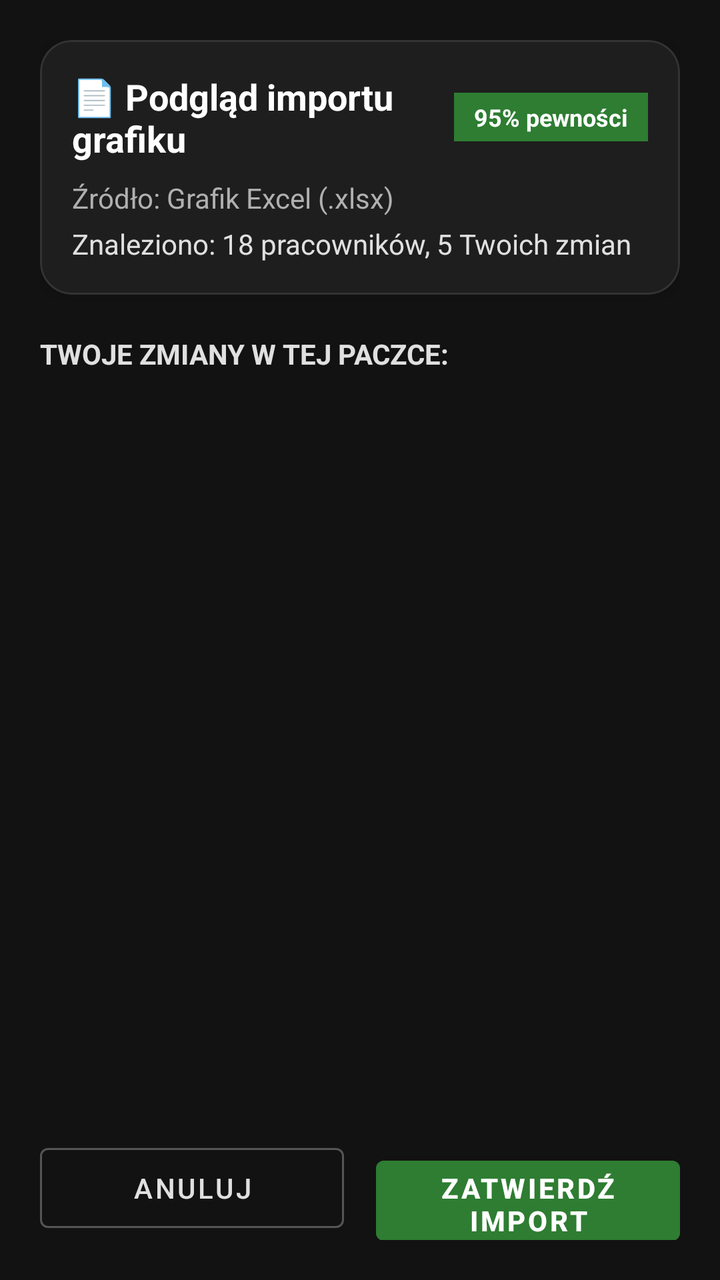
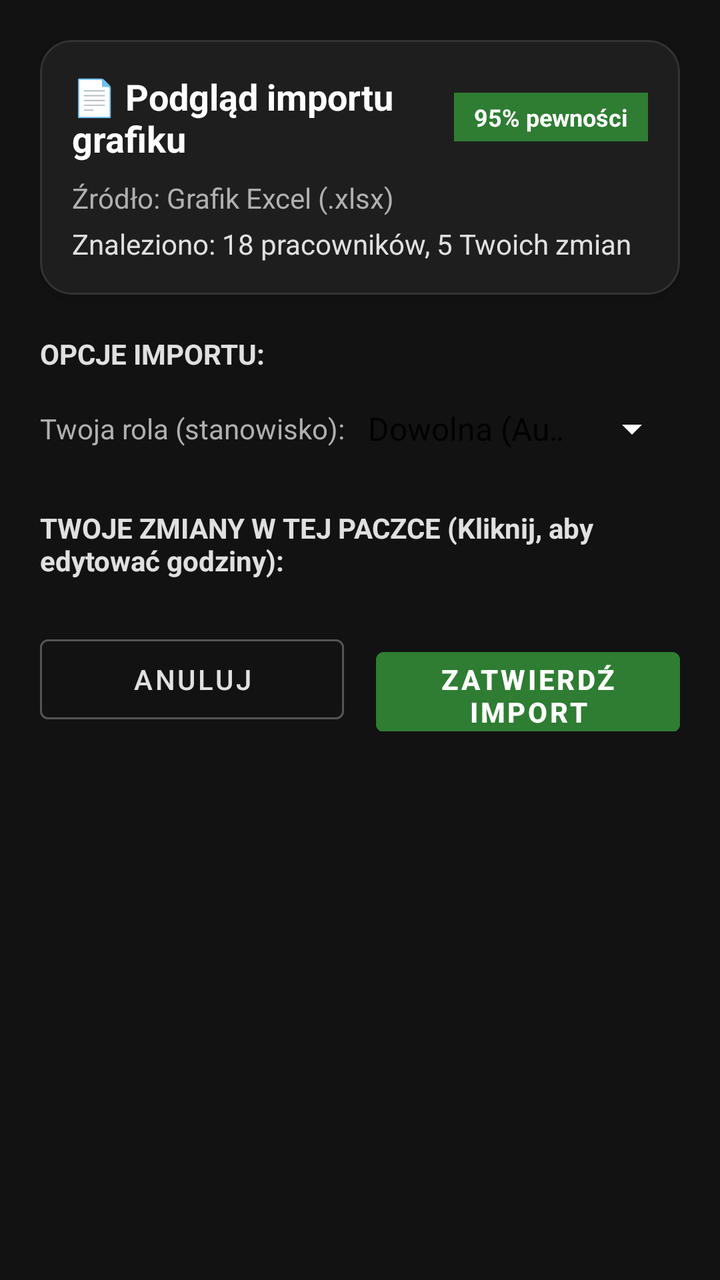

An Android layout rendered at two revisions. The XML below is the earlier revision; the diff shows what the commit changed to produce the second picture.
<!-- AndroidManifest.xml: application theme Theme.AsystentKinowy -->
<!-- res/layout/fragment_import_preview.xml -->
<?xml version="1.0" encoding="utf-8"?>
<ScrollView xmlns:android="http://schemas.android.com/apk/res/android"
    xmlns:app="http://schemas.android.com/apk/res-auto"
    xmlns:tools="http://schemas.android.com/tools"
    android:layout_width="match_parent"
    android:layout_height="match_parent"
    android:background="#121212"
    android:fillViewport="true">

    <LinearLayout
        android:layout_width="match_parent"
        android:layout_height="wrap_content"
        android:orientation="vertical"
        android:padding="20dp">

        
        <com.google.android.material.card.MaterialCardView
            android:layout_width="match_parent"
            android:layout_height="wrap_content"
            app:cardBackgroundColor="#1E1E1E"
            app:cardCornerRadius="16dp"
            app:cardElevation="4dp"
            app:strokeColor="#333333"
            app:strokeWidth="1dp">

            <LinearLayout
                android:layout_width="match_parent"
                android:layout_height="wrap_content"
                android:orientation="vertical"
                android:padding="16dp">

                <LinearLayout
                    android:layout_width="match_parent"
                    android:layout_height="wrap_content"
                    android:gravity="center_vertical"
                    android:orientation="horizontal">

                    <TextView
                        android:id="@+id/tvImportSourceTitle"
                        android:layout_width="0dp"
                        android:layout_height="wrap_content"
                        android:layout_weight="1"
                        android:text="📄 Podgląd importu grafiku"
                        android:textColor="#FFFFFF"
                        android:textSize="18sp"
                        android:textStyle="bold" />

                    <TextView
                        android:id="@+id/tvConfidenceBadge"
                        android:layout_width="wrap_content"
                        android:layout_height="wrap_content"
                        android:background="#2E7D32"
                        android:paddingHorizontal="10dp"
                        android:paddingVertical="4dp"
                        android:text="95% pewności"
                        android:textColor="#FFFFFF"
                        android:textSize="12sp"
                        android:textStyle="bold" />
                </LinearLayout>

                <TextView
                    android:id="@+id/tvSourceFileName"
                    android:layout_width="match_parent"
                    android:layout_height="wrap_content"
                    android:layout_marginTop="8dp"
                    android:text="Źródło: Grafik Excel (.xlsx)"
                    android:textColor="#B0B0B0"
                    android:textSize="14sp" />

                <TextView
                    android:id="@+id/tvSummaryDetails"
                    android:layout_width="match_parent"
                    android:layout_height="wrap_content"
                    android:layout_marginTop="4dp"
                    android:text="Znaleziono: 18 pracowników, 5 Twoich zmian"
                    android:textColor="#E0E0E0"
                    android:textSize="14sp" />

            </LinearLayout>
        </com.google.android.material.card.MaterialCardView>

        
        <com.google.android.material.card.MaterialCardView
            android:id="@+id/cardWarnings"
            android:layout_width="match_parent"
            android:layout_height="wrap_content"
            android:layout_marginTop="12dp"
            android:visibility="gone"
            app:cardBackgroundColor="#332400"
            app:cardCornerRadius="12dp"
            app:strokeColor="#FFB300"
            app:strokeWidth="1dp"
            tools:visibility="visible">

            <LinearLayout
                android:layout_width="match_parent"
                android:layout_height="wrap_content"
                android:orientation="vertical"
                android:padding="12dp">

                <TextView
                    android:layout_width="wrap_content"
                    android:layout_height="wrap_content"
                    android:text="⚠️ Uwagi parsera"
                    android:textColor="#FFB300"
                    android:textSize="14sp"
                    android:textStyle="bold" />

                <TextView
                    android:id="@+id/tvWarningsText"
                    android:layout_width="match_parent"
                    android:layout_height="wrap_content"
                    android:layout_marginTop="4dp"
                    android:text="Niektóre godziny mogą wymagać weryfikacji."
                    android:textColor="#FFE082"
                    android:textSize="13sp" />
            </LinearLayout>
        </com.google.android.material.card.MaterialCardView>

        
        <TextView
            android:layout_width="wrap_content"
            android:layout_height="wrap_content"
            android:layout_marginTop="20dp"
            android:layout_marginBottom="8dp"
            android:text="TWOJE ZMIANY W TEJ PACZCE:"
            android:textColor="#E0E0E0"
            android:textSize="14sp"
            android:textStyle="bold" />

        <androidx.recyclerview.widget.RecyclerView
            android:id="@+id/rvPreviewShifts"
            android:layout_width="match_parent"
            android:layout_height="0dp"
            android:layout_weight="1"
            android:nestedScrollingEnabled="false"
            tools:listitem="@layout/item_shift" />

        <TextView
            android:id="@+id/tvEmptyShiftsNotice"
            android:layout_width="match_parent"
            android:layout_height="wrap_content"
            android:gravity="center"
            android:padding="24dp"
            android:text="Nie znaleziono w tym grafiku zmian dopasowanych do Twojego imienia."
            android:textColor="#888888"
            android:textSize="14sp"
            android:visibility="gone" />

        
        <LinearLayout
            android:layout_width="match_parent"
            android:layout_height="wrap_content"
            android:layout_marginTop="16dp"
            android:orientation="horizontal">

            <Button
                android:id="@+id/btnCancelImport"
                style="@style/Widget.MaterialComponents.Button.OutlinedButton"
                android:layout_width="0dp"
                android:layout_height="52dp"
                android:layout_marginEnd="8dp"
                android:layout_weight="1"
                android:text="Anuluj"
                android:textColor="#E0E0E0"
                app:strokeColor="#555555" />

            <Button
                android:id="@+id/btnConfirmImport"
                android:layout_width="0dp"
                android:layout_height="52dp"
                android:layout_marginStart="8dp"
                android:layout_weight="1"
                android:backgroundTint="#2E7D32"
                android:text="Zatwierdź import"
                android:textColor="#FFFFFF"
                android:textStyle="bold" />
        </LinearLayout>

    </LinearLayout>
</ScrollView>
<!-- res/layout/item_shift.xml (included above) -->
<?xml version="1.0" encoding="utf-8"?>
<com.google.android.material.card.MaterialCardView
    xmlns:android="http://schemas.android.com/apk/res/android"
    xmlns:app="http://schemas.android.com/apk/res-auto"
    android:layout_width="match_parent"
    android:layout_height="wrap_content"
    android:layout_marginHorizontal="16dp"
    android:layout_marginVertical="6dp"
    style="?attr/materialCardViewElevatedStyle"
    app:cardCornerRadius="16dp">

    <androidx.constraintlayout.widget.ConstraintLayout
        android:layout_width="match_parent"
        android:layout_height="wrap_content"
        android:padding="16dp">

        
        <ImageView
            android:id="@+id/iv_calendar_icon"
            android:layout_width="20dp"
            android:layout_height="20dp"
            android:src="@drawable/ic_calendar"
            app:tint="#FF6600"
            app:layout_constraintTop_toTopOf="@+id/tv_shift_date"
            app:layout_constraintBottom_toBottomOf="@+id/tv_shift_date"
            app:layout_constraintStart_toStartOf="parent" />

        
        <TextView
            android:id="@+id/tv_shift_date"
            android:layout_width="0dp"
            android:layout_height="wrap_content"
            android:layout_marginStart="8dp"
            android:textSize="16sp"
            android:textStyle="bold"
            android:textColor="#FFFFFF"
            app:layout_constraintTop_toTopOf="parent"
            app:layout_constraintStart_toEndOf="@+id/iv_calendar_icon"
            app:layout_constraintEnd_toStartOf="@+id/tv_moon_icon" />

        
        <TextView
            android:id="@+id/tv_moon_icon"
            android:layout_width="wrap_content"
            android:layout_height="wrap_content"
            android:text="🌙"
            android:textSize="16sp"
            android:visibility="gone"
            android:layout_marginEnd="8dp"
            app:layout_constraintTop_toTopOf="@+id/tv_shift_date"
            app:layout_constraintBottom_toBottomOf="@+id/tv_shift_date"
            app:layout_constraintEnd_toStartOf="@+id/chip_shift_description" />

        
        <ImageView
            android:id="@+id/iv_time_icon"
            android:layout_width="16dp"
            android:layout_height="16dp"
            android:src="@android:drawable/ic_menu_recent_history"
            app:tint="#AAAAAA"
            android:layout_marginTop="6dp"
            app:layout_constraintTop_toBottomOf="@+id/tv_shift_date"
            app:layout_constraintStart_toStartOf="@+id/iv_calendar_icon"
            app:layout_constraintEnd_toEndOf="@+id/iv_calendar_icon" />

        
        <TextView
            android:id="@+id/tv_shift_hours"
            android:layout_width="0dp"
            android:layout_height="wrap_content"
            android:layout_marginStart="8dp"
            android:layout_marginTop="4dp"
            android:textSize="14sp"
            android:textColor="#AAAAAA"
            app:layout_constraintTop_toBottomOf="@+id/tv_shift_date"
            app:layout_constraintStart_toEndOf="@+id/iv_time_icon"
            app:layout_constraintEnd_toStartOf="@+id/chip_shift_description" />

        
        <com.google.android.material.chip.Chip
            android:id="@+id/chip_shift_description"
            android:layout_width="wrap_content"
            android:layout_height="wrap_content"
            android:clickable="false"
            android:textStyle="bold"
            android:textColor="#FFFFFF"
            app:chipBackgroundColor="#FF6600"
            app:chipStrokeWidth="0dp"
            app:layout_constraintTop_toTopOf="parent"
            app:layout_constraintBottom_toBottomOf="@+id/tv_shift_hours"
            app:layout_constraintEnd_toEndOf="parent" />

        
        <TextView
            android:id="@+id/tv_closing_crew"
            android:layout_width="0dp"
            android:layout_height="wrap_content"
            android:layout_marginTop="8dp"
            android:textSize="13sp"
            android:textColor="#CCCCCC"
            android:drawablePadding="4dp"
            android:visibility="gone"
            app:layout_constraintTop_toBottomOf="@+id/tv_shift_hours"
            app:layout_constraintStart_toStartOf="parent"
            app:layout_constraintEnd_toEndOf="parent" />

    </androidx.constraintlayout.widget.ConstraintLayout>

</com.google.android.material.card.MaterialCardView>
<!-- resources referenced by this layout -->
<resources>
  <!-- drawable ic_calendar (drawable) -->
  <vector xmlns:android="http://schemas.android.com/apk/res/android"
      android:width="24dp"
      android:height="24dp"
      android:viewportWidth="24"
      android:viewportHeight="24"
      android:tint="?attr/colorControlNormal">
      <path
          android:fillColor="@android:color/white"
          android:pathData="M19,3h-1V1h-2v2H8V1H6v2H5C3.89,3 3.01,3.9 3.01,5L3,19c0,1.1 0.89,2 2,2h14c1.1,0 2,-0.9 2,-2V5C21,3.9 20.1,3 19,3zM19,19H5V8h14V19zM9,12H7v-2h2V12zM13,12h-2v-2h2V12zM17,12h-2v-2h2V12zM9,16H7v-2h2V16zM13,16h-2v-2h2V16zM17,16h-2v-2h2V16z"/>
  </vector>
  <style name="Theme.AsystentKinowy" parent="Theme.MaterialComponents.DayNight.NoActionBar">        <item name="colorPrimary">@color/colorPrimary</item>
          <item name="colorPrimaryVariant">@color/colorPrimary</item>
          <item name="colorOnPrimary">@color/colorOnPrimary</item>
  
          
          <item name="colorSecondary">@color/colorPrimary</item>
          <item name="colorSecondaryVariant">@color/colorPrimary</item>
          <item name="colorOnSecondary">@color/colorOnPrimary</item>
  
          
          <item name="android:colorBackground">@color/colorBackground</item>
          <item name="colorSurface">@color/colorSurface</item>
          <item name="colorSurfaceVariant">@color/colorSurfaceVariant</item>
          <item name="colorOnSurface">@color/colorOnPrimary</item>
  
          
          <item name="colorError">@color/md_error</item>
          <item name="colorOnError">@color/colorOnPrimary</item>
  
          
          <item name="android:statusBarColor">@color/colorBackground</item>
          <item name="android:navigationBarColor">@color/colorBackground</item>
  
          
          <item name="textAppearanceBody1">@style/TextAppearance.MaterialComponents.Body1</item>
          <item name="textAppearanceBody2">@style/TextAppearance.MaterialComponents.Body2</item>
          <item name="textAppearanceCaption">@style/TextAppearance.MaterialComponents.Caption</item>
          <item name="textAppearanceHeadline1">@style/TextAppearance.MaterialComponents.Headline1</item>
          <item name="textAppearanceHeadline2">@style/TextAppearance.MaterialComponents.Headline2</item>
          <item name="textAppearanceHeadline3">@style/TextAppearance.MaterialComponents.Headline3</item>
          <item name="textAppearanceHeadline4">@style/TextAppearance.MaterialComponents.Headline4</item>
          <item name="textAppearanceHeadline5">@style/TextAppearance.MaterialComponents.Headline5</item>
          <item name="textAppearanceHeadline6">@style/TextAppearance.MaterialComponents.Headline6</item>
          <item name="textAppearanceSubtitle1">@style/TextAppearance.MaterialComponents.Subtitle1</item>
          <item name="textAppearanceSubtitle2">@style/TextAppearance.MaterialComponents.Subtitle2</item>
          <item name="textAppearanceOverline">@style/TextAppearance.MaterialComponents.Overline</item>
          <item name="textAppearanceButton">@style/TextAppearance.MaterialComponents.Button</item>
  
          
          <item name="shapeAppearanceSmallComponent">@style/ShapeAppearance.MaterialComponents.SmallComponent</item>
          <item name="shapeAppearanceMediumComponent">@style/ShapeAppearance.MaterialComponents.MediumComponent</item>
          <item name="shapeAppearanceLargeComponent">@style/ShapeAppearance.MaterialComponents.LargeComponent</item>
      </style>
  <color name="colorPrimary">#FF6600</color>
  <color name="colorOnPrimary">#FFFFFF</color>
  <color name="colorBackground">#000000</color>
  <color name="colorSurface">#1A1A1A</color>
  <color name="colorSurfaceVariant">#333333</color>
  <color name="md_error">#FFB00020</color>
</resources>

<!-- the commit's change to res/layout/fragment_import_preview.xml (unified diff, before → after) -->
@@ -117,22 +117,52 @@
             </LinearLayout>
         </com.google.android.material.card.MaterialCardView>
 
-        
         <TextView
             android:layout_width="wrap_content"
             android:layout_height="wrap_content"
             android:layout_marginTop="20dp"
-            android:layout_marginBottom="8dp"
-            android:text="TWOJE ZMIANY W TEJ PACZCE:"
+            android:layout_marginBottom="4dp"
+            android:text="OPCJE IMPORTU:"
             android:textColor="#E0E0E0"
             android:textSize="14sp"
             android:textStyle="bold" />
 
+        <LinearLayout
+            android:layout_width="match_parent"
+            android:layout_height="wrap_content"
+            android:orientation="horizontal"
+            android:gravity="center_vertical"
+            android:layout_marginBottom="16dp">
+
+            <TextView
+                android:layout_width="wrap_content"
+                android:layout_height="wrap_content"
+                android:text="Twoja rola (stanowisko): "
+                android:textColor="#B0B0B0"
+                android:textSize="14sp" />
+
+            <Spinner
+                android:id="@+id/spinnerRole"
+                android:layout_width="0dp"
+                android:layout_height="48dp"
+                android:layout_weight="1"
+                android:entries="@array/roles_array"
+                android:backgroundTint="#FFFFFF"/>
+        </LinearLayout>
+
+        <TextView
+            android:layout_width="wrap_content"
+            android:layout_height="wrap_content"
+            android:layout_marginBottom="8dp"
+            android:text="TWOJE ZMIANY W TEJ PACZCE (Kliknij, aby edytować godziny):"
+            android:textColor="#E0E0E0"
+            android:textSize="14sp"
+            android:textStyle="bold" />
+
         <androidx.recyclerview.widget.RecyclerView
             android:id="@+id/rvPreviewShifts"
             android:layout_width="match_parent"
-            android:layout_height="0dp"
-            android:layout_weight="1"
+            android:layout_height="wrap_content"
             android:nestedScrollingEnabled="false"
             tools:listitem="@layout/item_shift" />
 
<!-- resource entries referenced after the edit -->
@@ -1,5 +1,14 @@
 <!-- resources referenced by this layout -->
 <resources>
+  <string-array name="roles_array">
+          <item>Dowolna (Automatycznie)</item>
+          <item>Obsługa</item>
+          <item>Bar</item>
+          <item>Kasa</item>
+          <item>Team Leader</item>
+          <item>Manager</item>
+          <item>Deputy Manager</item>
+      </string-array>
   <!-- drawable ic_calendar (drawable) -->
   <vector xmlns:android="http://schemas.android.com/apk/res/android"
       android:width="24dp"
